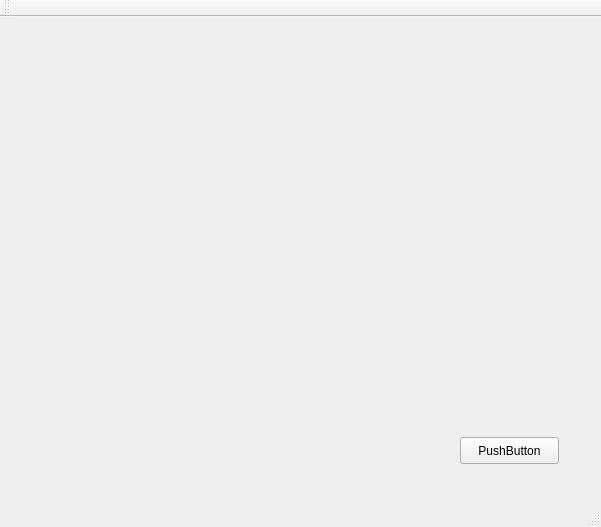
Qt form auto_build_3D/auto_build_3d.ui (daju1/geocube) before a commit.
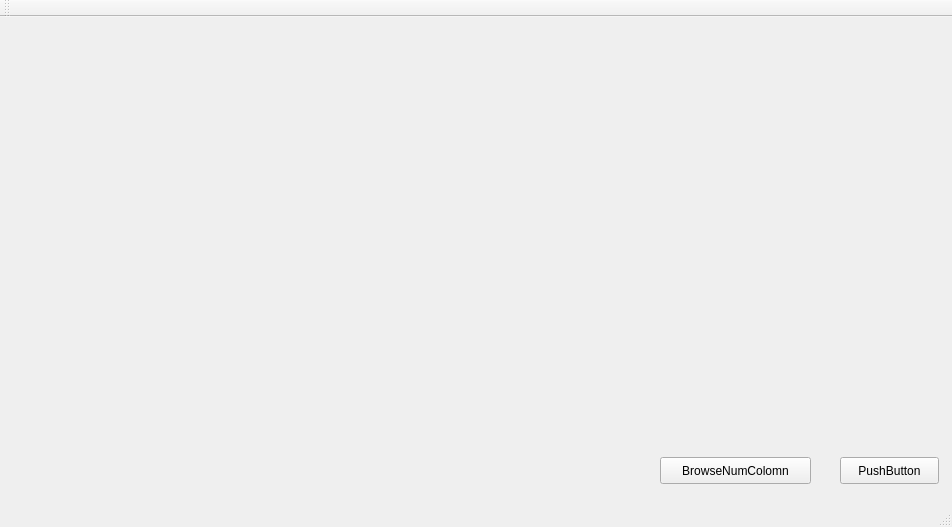
The same form after that commit.

Patch:
```diff
--- a/auto_build_3D/auto_build_3d.ui
+++ b/auto_build_3D/auto_build_3d.ui
@@ -6,7 +6,7 @@
    <rect>
     <x>0</x>
     <y>0</y>
-    <width>601</width>
+    <width>952</width>
     <height>527</height>
    </rect>
   </property>
@@ -17,8 +17,8 @@
    <widget class="QPushButton" name="pushButton">
     <property name="geometry">
      <rect>
-      <x>460</x>
-      <y>420</y>
+      <x>840</x>
+      <y>440</y>
       <width>99</width>
       <height>27</height>
      </rect>
@@ -27,6 +27,19 @@
      <string>PushButton</string>
     </property>
    </widget>
+   <widget class="QPushButton" name="pushButton_BrowseNumColomn">
+    <property name="geometry">
+     <rect>
+      <x>660</x>
+      <y>440</y>
+      <width>151</width>
+      <height>27</height>
+     </rect>
+    </property>
+    <property name="text">
+     <string>BrowseNumColomn</string>
+    </property>
+   </widget>
   </widget>
   <widget class="QMenuBar" name="menuBar">
    <property name="geometry">
```
Left out of the diff: 4 changed lines with no effect on the pictures.
